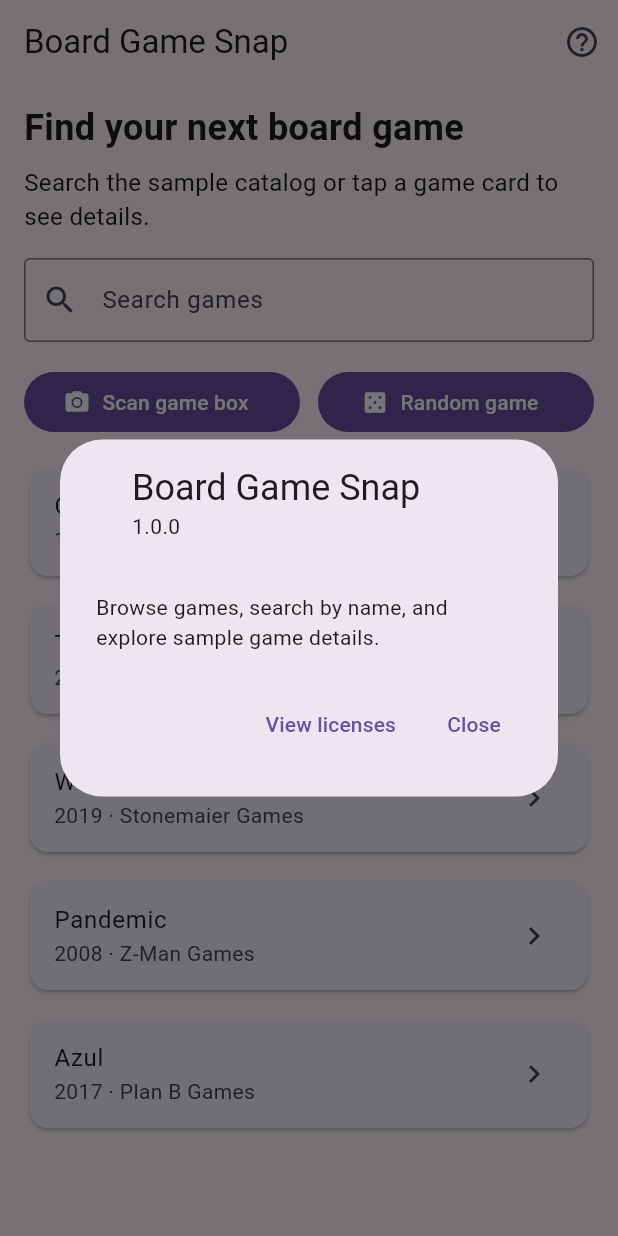
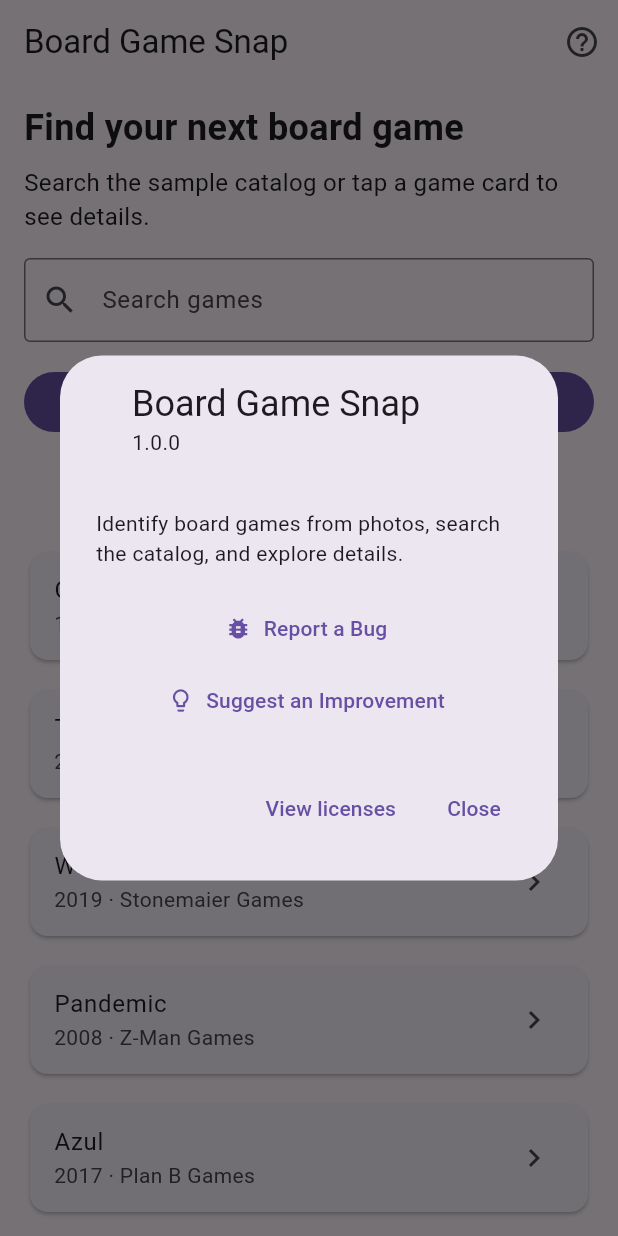
Before and after one commit to Cyberj812/Board-Game-Identification, a Flutter app: the screen it shows after launch, after a tap on the "help outline" icon, on a phone screen of 412 x 824 dp. Run offline on Flutter 3.47's test engine with Material 3 defaults, Android fonts, the phone set to English and light mode, and no system bars; our stand-ins replace image_picker.

Commit message:
feat: add Report a Bug / feedback link inside the app (About dialog + prominent button)

```diff
--- a/mobile/lib/main.dart
+++ b/mobile/lib/main.dart
@@ -126,6 +126,48 @@
     );
   }
 
+  Future<void> _reportBug() async {
+    const url = 'https://github.com/Cyberj812/Board-Game-Identification/issues/new?template=bug_report.md';
+    final uri = Uri.parse(url);
+    if (await canLaunchUrl(uri)) {
+      await launchUrl(uri, mode: LaunchMode.externalApplication);
+    } else {
+      if (mounted) {
+        ScaffoldMessenger.of(context).showSnackBar(
+          const SnackBar(content: Text('Could not open browser to report bug.')),
+        );
+      }
+    }
+  }
+
+  Future<void> _openFeedback() async {
+    const url = 'https://github.com/Cyberj812/Board-Game-Identification/issues/new/choose';
+    final uri = Uri.parse(url);
+    if (await canLaunchUrl(uri)) {
+      await launchUrl(uri, mode: LaunchMode.externalApplication);
+    } else {
+      if (mounted) {
+        ScaffoldMessenger.of(context).showSnackBar(
+          const SnackBar(content: Text('Could not open browser.')),
+        );
+      }
+    }
+  }
+
+  Future<void> _suggestFeature() async {
+    const url = 'https://github.com/Cyberj812/Board-Game-Identification/issues/new?template=feature_request.md';
+    final uri = Uri.parse(url);
+    if (await canLaunchUrl(uri)) {
+      await launchUrl(uri, mode: LaunchMode.externalApplication);
+    } else {
+      if (mounted) {
+        ScaffoldMessenger.of(context).showSnackBar(
+          const SnackBar(content: Text('Could not open browser to suggest a feature.')),
+        );
+      }
+    }
+  }
+
   @override
   Widget build(BuildContext context) {
     return Scaffold(
@@ -139,8 +181,27 @@
                 context: context,
                 applicationName: 'Board Game Snap',
                 applicationVersion: '1.0.0',
-                children: const [
-                  Text('Browse games, search by name, and explore sample game details.'),
+                children: [
+                  const Text(
+                    'Identify board games from photos, search the catalog, and explore details.',
+                  ),
+                  const SizedBox(height: 16),
+                  TextButton.icon(
+                    icon: const Icon(Icons.bug_report),
+                    label: const Text('Report a Bug'),
+                    onPressed: () {
+                      Navigator.of(context).pop();
+                      _reportBug();
+                    },
+                  ),
+                  TextButton.icon(
+                    icon: const Icon(Icons.lightbulb_outline),
+                    label: const Text('Suggest an Improvement'),
+                    onPressed: () {
+                      Navigator.of(context).pop();
+                      _suggestFeature();
+                    },
+                  ),
                 ],
               );
             },
@@ -194,6 +255,18 @@
                     ),
                   ),
                 ],
+              ),
+              const SizedBox(height: 8),
+              Center(
+                child: TextButton.icon(
+                  onPressed: _openFeedback,
+                  icon: const Icon(Icons.feedback_outlined, size: 18),
+                  label: const Text('Report a bug or suggest improvement'),
+                  style: TextButton.styleFrom(
+                    foregroundColor: Colors.grey[700],
+                    textStyle: const TextStyle(fontSize: 12),
+                  ),
+                ),
               ),
               const SizedBox(height: 16),
               Expanded(
```
